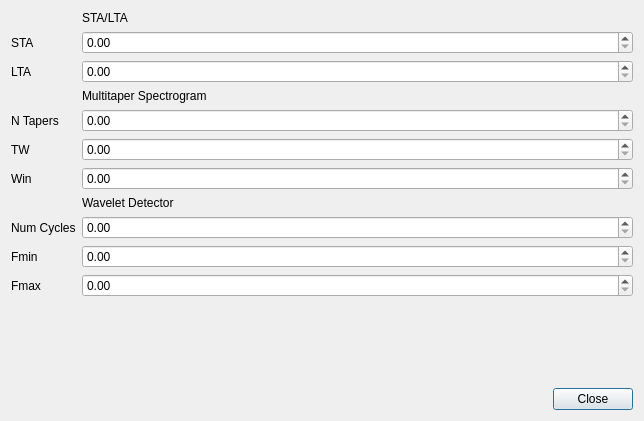
This is isp/resources/designer_uis/SettingsDialog.ui in ProjectISP/ISP as Qt 5 draws it before an edit. The edited form follows.
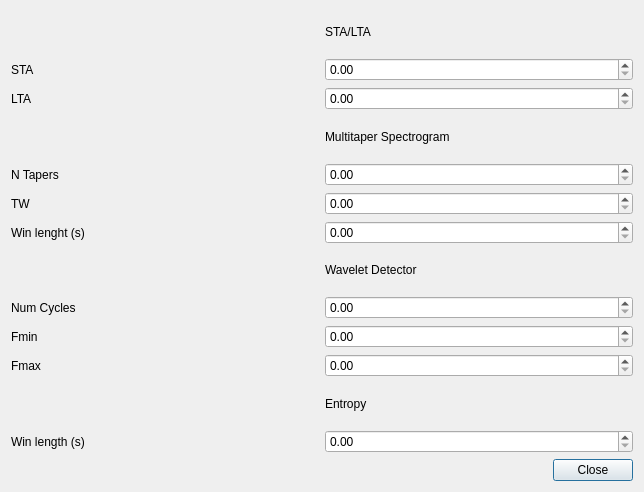
This is the edited form.

Commit message: Changes: Settings Dialog:Earthquake Analysis Incorporated Paul Wavelet and Mexican Hat to waveley.py

```diff
--- a/isp/resources/designer_uis/SettingsDialog.ui
+++ b/isp/resources/designer_uis/SettingsDialog.ui
@@ -7,7 +7,7 @@
     <x>0</x>
     <y>0</y>
     <width>644</width>
-    <height>421</height>
+    <height>492</height>
    </rect>
   </property>
   <property name="windowTitle">
@@ -15,89 +15,42 @@
   </property>
   <layout class="QVBoxLayout" name="verticalLayout">
    <item>
-    <layout class="QFormLayout" name="formLayout">
-     <item row="1" column="0">
-      <widget class="QLabel" name="label">
+    <layout class="QGridLayout" name="gridLayout_2">
+     <item row="11" column="1">
+      <widget class="QLabel" name="label_12">
        <property name="text">
-        <string>STA</string>
+        <string>Entropy</string>
        </property>
       </widget>
      </item>
-     <item row="1" column="1">
-      <widget class="QDoubleSpinBox" name="staDB"/>
-     </item>
-     <item row="2" column="0">
-      <widget class="QLabel" name="label_2">
-       <property name="text">
-        <string>LTA</string>
-       </property>
-      </widget>
-     </item>
-     <item row="2" column="1">
-      <widget class="QDoubleSpinBox" name="ltaDB"/>
-     </item>
-     <item row="6" column="0">
+     <item row="5" column="0">
       <widget class="QLabel" name="label_3">
        <property name="text">
         <string>TW</string>
        </property>
       </widget>
      </item>
-     <item row="6" column="1">
-      <widget class="QDoubleSpinBox" name="twDB"/>
-     </item>
-     <item row="7" column="0">
-      <widget class="QLabel" name="label_4">
-       <property name="text">
-        <string>Win</string>
-       </property>
-      </widget>
-     </item>
-     <item row="7" column="1">
-      <widget class="QDoubleSpinBox" name="winDB"/>
-     </item>
-     <item row="0" column="1">
-      <widget class="QLabel" name="label_5">
-       <property name="text">
-        <string>STA/LTA</string>
-       </property>
-      </widget>
-     </item>
-     <item row="4" column="1">
-      <widget class="QLabel" name="label_6">
-       <property name="text">
-        <string>Multitaper Spectrogram</string>
-       </property>
-      </widget>
-     </item>
      <item row="8" column="1">
-      <widget class="QLabel" name="label_7">
-       <property name="text">
-        <string>Wavelet Detector</string>
-       </property>
-      </widget>
+      <widget class="QDoubleSpinBox" name="ncyclesDB"/>
      </item>
-     <item row="5" column="0">
-      <widget class="QLabel" name="label_8">
+     <item row="9" column="1">
+      <widget class="QDoubleSpinBox" name="fminDB"/>
+     </item>
+     <item row="6" column="0">
+      <widget class="QLabel" name="label_4">
        <property name="text">
-        <string>N Tapers</string>
+        <string>Win lenght (s)</string>
        </property>
       </widget>
      </item>
-     <item row="5" column="1">
-      <widget class="QDoubleSpinBox" name="tapersDB"/>
-     </item>
-     <item row="9" column="0">
+     <item row="8" column="0">
       <widget class="QLabel" name="label_9">
        <property name="text">
         <string>Num Cycles</string>
        </property>
       </widget>
      </item>
-     <item row="9" column="1">
-      <widget class="QDoubleSpinBox" name="ncyclesDB"/>
-     </item>
-     <item row="10" column="0">
+     <item row="9" column="0">
       <widget class="QLabel" name="label_10">
        <property name="text">
         <string>Fmin</string>
@@ -105,18 +58,82 @@
       </widget>
      </item>
      <item row="10" column="1">
-      <widget class="QDoubleSpinBox" name="fminDB"/>
-     </item>
-     <item row="11" column="1">
       <widget class="QDoubleSpinBox" name="fmaxDB"/>
      </item>
-     <item row="11" column="0">
+     <item row="4" column="1">
+      <widget class="QDoubleSpinBox" name="tapersDB"/>
+     </item>
+     <item row="5" column="1">
+      <widget class="QDoubleSpinBox" name="twDB"/>
+     </item>
+     <item row="6" column="1">
+      <widget class="QDoubleSpinBox" name="winDB"/>
+     </item>
+     <item row="7" column="1">
+      <widget class="QLabel" name="label_7">
+       <property name="text">
+        <string>Wavelet Detector</string>
+       </property>
+      </widget>
+     </item>
+     <item row="10" column="0">
       <widget class="QLabel" name="label_11">
        <property name="text">
         <string>Fmax</string>
        </property>
       </widget>
      </item>
+     <item row="2" column="1">
+      <widget class="QDoubleSpinBox" name="ltaDB"/>
+     </item>
+     <item row="1" column="1">
+      <widget class="QDoubleSpinBox" name="staDB"/>
+     </item>
+     <item row="3" column="1">
+      <widget class="QLabel" name="label_6">
+       <property name="text">
+        <string>Multitaper Spectrogram</string>
+       </property>
+      </widget>
+     </item>
+     <item row="0" column="1">
+      <widget class="QLabel" name="label_5">
+       <property name="text">
+        <string>STA/LTA</string>
+       </property>
+      </widget>
+     </item>
+     <item row="1" column="0">
+      <widget class="QLabel" name="label">
+       <property name="text">
+        <string>STA</string>
+       </property>
+      </widget>
+     </item>
+     <item row="4" column="0">
+      <widget class="QLabel" name="label_8">
+       <property name="text">
+        <string>N Tapers</string>
+       </property>
+      </widget>
+     </item>
+     <item row="2" column="0">
+      <widget class="QLabel" name="label_2">
+       <property name="text">
+        <string>LTA</string>
+       </property>
+      </widget>
+     </item>
+     <item row="12" column="1">
+      <widget class="QDoubleSpinBox" name="win_entropyDB"/>
+     </item>
+     <item row="12" column="0">
+      <widget class="QLabel" name="label_13">
+       <property name="text">
+        <string>Win length (s)</string>
+       </property>
+      </widget>
+     </item>
     </layout>
    </item>
    <item>
```
The commit also changes 10 other files.
